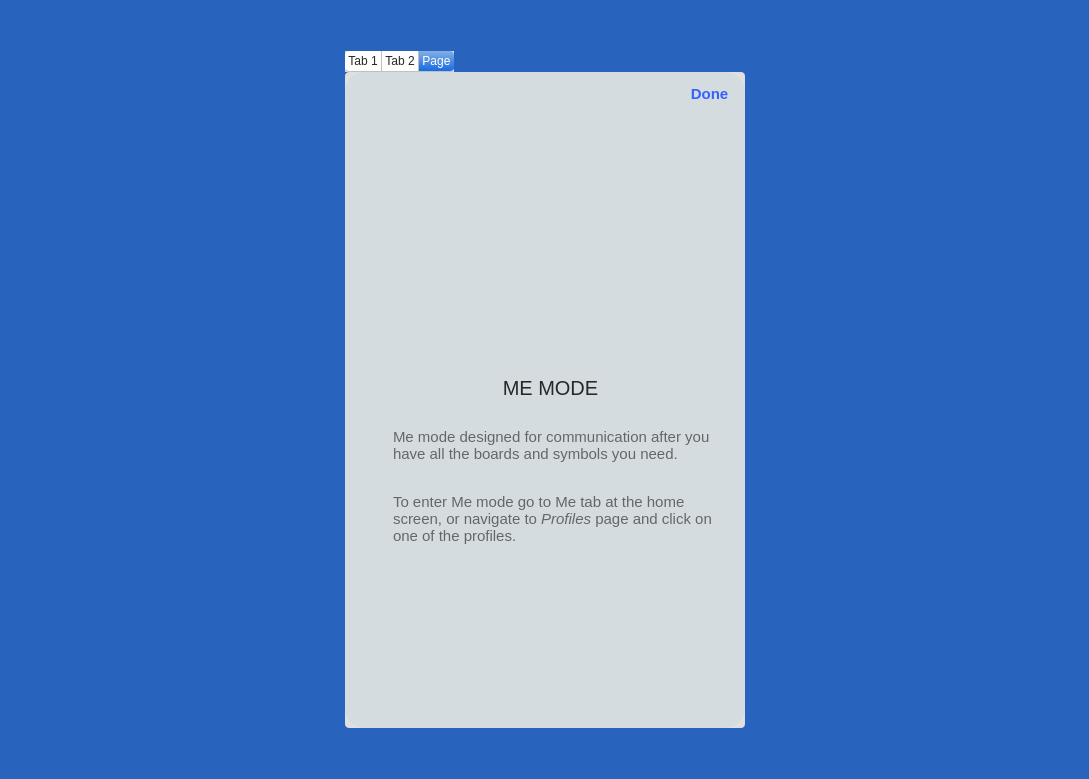
This is forms/welcome_view.ui in Abdel-RahmanSaied/SpecialsAid_frontEnd as Qt 5 draws it before an edit. The edited form follows.
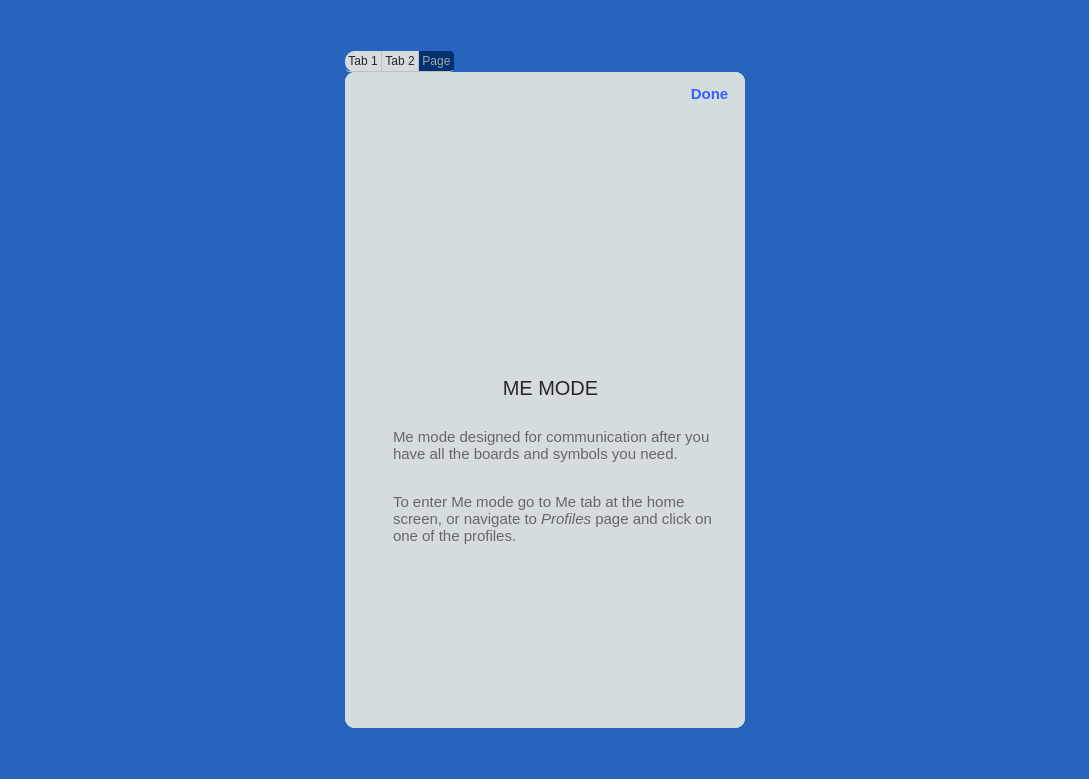
This is the edited form. Icons and pictures are not drawn.

What changed in the file:
```diff
--- a/forms/welcome_view.ui
+++ b/forms/welcome_view.ui
@@ -14,10 +14,9 @@
    <string>Form</string>
   </property>
   <property name="styleSheet">
-   <string notr="true">*{    background-color:#2864bd;
-}
-QFormWindow {
-    background-color:#2864bd;
+   <string notr="true">
+QWidget {
+ background-color:#2864bd;
 }
 QPushButton, QToolButton, QCommandLinkButton{
     padding: 0 5px 0 5px;
@@ -301,12 +300,12 @@
     background-color: #e0e0e0;
 }
 QTabWidget {
-    color:rgb(0,0,0);
-    background-color:#000000;
+    color:rgb(0,0,0,0);
+    background-color:rgb(0,0,0,0);
 }
 QTabWidget::pane {
-    border-color: #050a0e;
-    background-color: #e0e0e0;
+    border-color: rgb(0,0,0,0);
+    background-color: rgb(0,0,0,0);
     border-width: 1px;
     border-radius: 4px;
     position: absolute;
@@ -322,7 +321,6 @@
     border-bottom: 1px solid #c0c0c0;
     padding: 3px;
     color: #272727;
-    background-color: #fefefc;
     margin-left:0px;
 }
 QTabBar::tab:!last {
@@ -339,8 +337,8 @@
     border-bottom-right-radius: 4px;
 }
 QTabBar::tab:selected, QTabBar::tab:last:selected, QTabBar::tab:hover {
-    color: #FFFFFF;
-    background-color: qlineargradient(spread:pad, x1:0.5, y1:0, x2:0.5, y2:1, stop:0 #84afe5, stop:1 #1168e4);
+    color: #a0a6ac;
+    background-color:#003171;
 }
 QRadioButton::indicator {
     height: 14px;
@@ -490,7 +488,8 @@
      </property>
      <property name="styleSheet">
       <string notr="true">background-color:#d5dce0;
-border-radius:20% 20%;</string>
+border-radius:10% 10%;
+</string>
      </property>
      <property name="currentIndex">
       <number>2</number>
```
